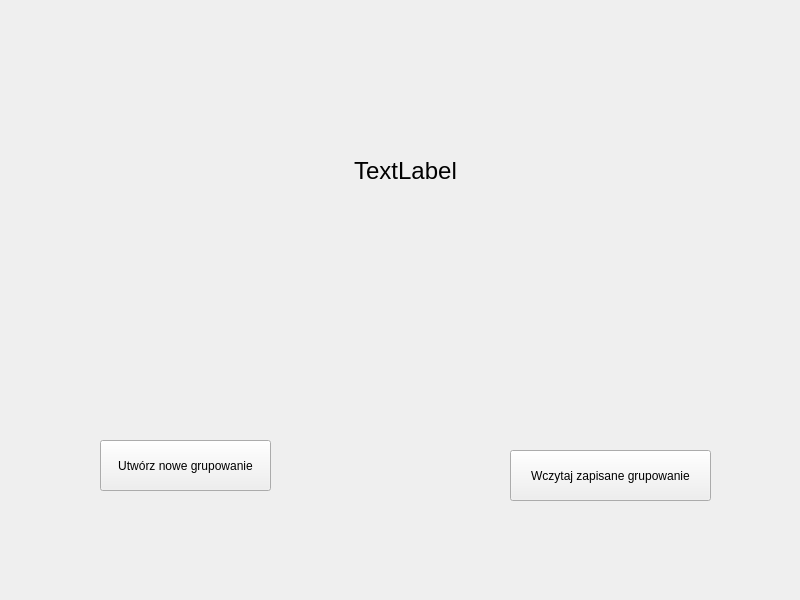
mattcudzik/ImageGroupingApp, file ImageGroupingApp/ui/mainMenu.ui: the form before one commit.
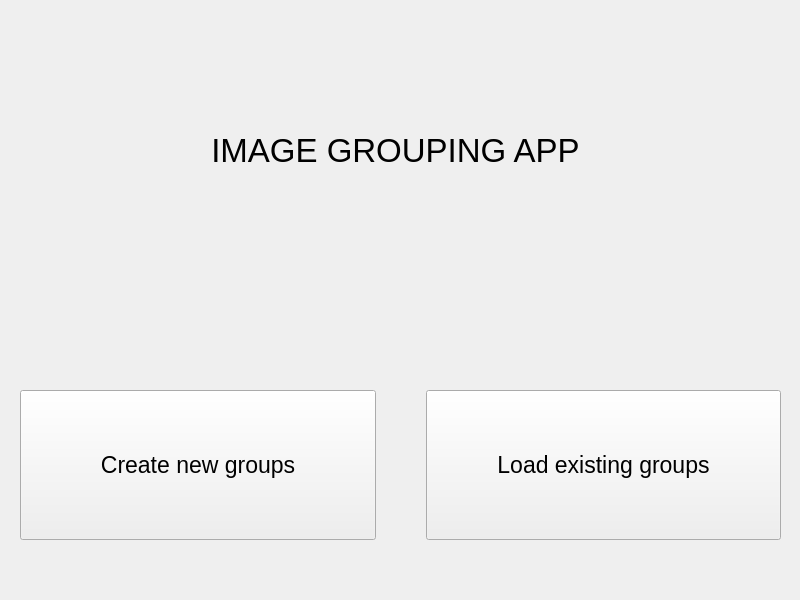
The form after the commit.

```diff
--- a/ImageGroupingApp/ui/mainMenu.ui
+++ b/ImageGroupingApp/ui/mainMenu.ui
@@ -22,49 +22,80 @@
   <widget class="QLabel" name="label">
    <property name="geometry">
     <rect>
-     <x>170</x>
-     <y>90</y>
+     <x>160</x>
+     <y>100</y>
      <width>471</width>
-     <height>161</height>
+     <height>101</height>
     </rect>
    </property>
    <property name="font">
     <font>
-     <pointsize>18</pointsize>
+     <pointsize>25</pointsize>
     </font>
    </property>
    <property name="text">
-    <string>TextLabel</string>
+    <string>IMAGE GROUPING APP</string>
    </property>
    <property name="alignment">
     <set>Qt::AlignCenter</set>
    </property>
   </widget>
-  <widget class="QPushButton" name="pushButton">
+  <widget class="QWidget" name="horizontalLayoutWidget">
    <property name="geometry">
     <rect>
-     <x>510</x>
-     <y>450</y>
-     <width>201</width>
-     <height>51</height>
+     <x>0</x>
+     <y>330</y>
+     <width>801</width>
+     <height>271</height>
     </rect>
    </property>
-   <property name="text">
-    <string>Wczytaj zapisane grupowanie</string>
-   </property>
-  </widget>
-  <widget class="QPushButton" name="testButton">
-   <property name="geometry">
-    <rect>
-     <x>100</x>
-     <y>440</y>
-     <width>171</width>
-     <height>51</height>
-    </rect>
-   </property>
-   <property name="text">
-    <string>Utwórz nowe grupowanie</string>
-   </property>
+   <layout class="QHBoxLayout" name="horizontalLayout">
+    <property name="spacing">
+     <number>50</number>
+    </property>
+    <property name="leftMargin">
+     <number>20</number>
+    </property>
+    <property name="rightMargin">
+     <number>20</number>
+    </property>
+    <item>
+     <widget class="QPushButton" name="createButton">
+      <property name="minimumSize">
+       <size>
+        <width>0</width>
+        <height>150</height>
+       </size>
+      </property>
+      <property name="font">
+       <font>
+        <pointsize>17</pointsize>
+       </font>
+      </property>
+      <property name="text">
+       <string>Create new groups</string>
+      </property>
+     </widget>
+    </item>
+    <item>
+     <widget class="QPushButton" name="loadButton">
+      <property name="minimumSize">
+       <size>
+        <width>0</width>
+        <height>150</height>
+       </size>
+      </property>
+      <property name="font">
+       <font>
+        <pointsize>17</pointsize>
+       </font>
+      </property>
+      <property name="text">
+       <string>Load existing groups</string>
+      </property>
+     </widget>
+    </item>
+   </layout>
   </widget>
  </widget>
  <resources/>
```
